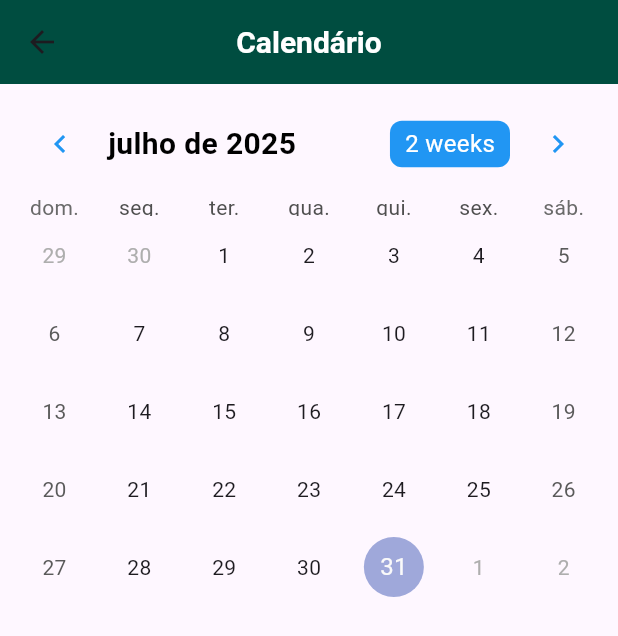
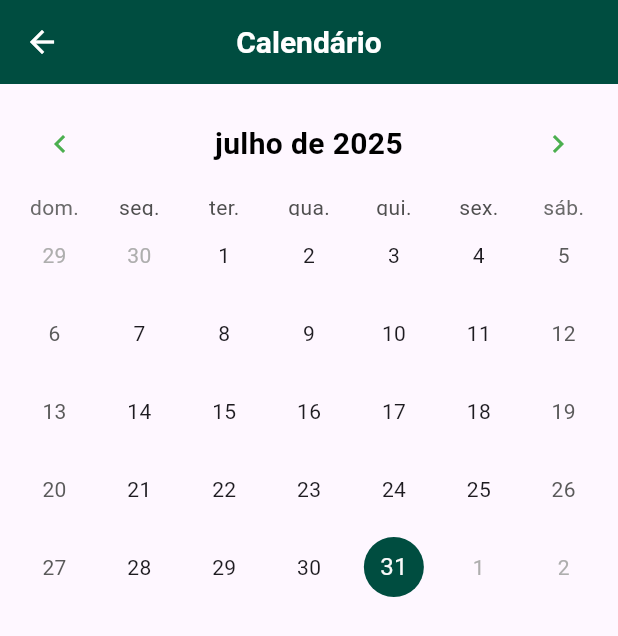
Before and after one commit to larafvitoriano/app_contabilizar_ponto, a Flutter app: the screen it shows after launch, in the side drawer, after a tap on "Calendário", on a phone screen of 412 x 824 dp. Shown: the top 636 px of the screen. Run offline on Flutter 3.47's test engine with Material 3 defaults, Android fonts, the light colour scheme and no system bars; drawn by our look-alikes of table_calendar.

Commit message:
styles: ajustando cores

```diff
--- a/lib/main.dart
+++ b/lib/main.dart
@@ -48,6 +48,7 @@ class MyHomePage extends StatelessWidget {
           'Contabilizar Ponto',
           style: TextStyle(fontWeight: FontWeight.bold, color: Colors.white),
         ),
+        iconTheme: const IconThemeData(color: Colors.white),
       ),
       drawer: Drawer(
         child: ListView(
--- a/lib/screens/calendar_screen.dart
+++ b/lib/screens/calendar_screen.dart
@@ -26,14 +26,18 @@ class _CalendarScreenState extends State<CalendarScreen> {
     super.dispose();
   }
 
-
   @override
   Widget build(BuildContext context) {
+
+    const Color primaryColor = const Color(0xFF004D40);
+    const Color secondaryColor = const Color(0xFF568F80);
+
     return Scaffold(
       appBar: AppBar(
         title: const Text('Calendário',
           style: TextStyle(color: Colors.white, fontWeight: FontWeight.bold),
         ),
+        iconTheme: const IconThemeData(color: Colors.white),
         centerTitle: true,
       ),
       body: Padding(
@@ -64,23 +68,33 @@ class _CalendarScreenState extends State<CalendarScreen> {
             _focusedDay = focusedDay;
           },
           headerStyle: const HeaderStyle(
+            formatButtonVisible: false,
+            titleCentered: true,
             formatButtonTextStyle:
             TextStyle(color: Colors.white, fontSize: 16),
             titleTextStyle: TextStyle(
                 color: Colors.black,
                 fontWeight: FontWeight.bold,
-                fontSize: 20),
-            formatButtonDecoration: BoxDecoration(
-              color: Colors.blue,
-              borderRadius: BorderRadius.all(Radius.circular(8.0)),
+                fontSize: 20
             ),
             leftChevronIcon:
-            Icon(Icons.chevron_left, color: Colors.blue),
+            Icon(Icons.chevron_left, color: Colors.green),
             rightChevronIcon:
-            Icon(Icons.chevron_right, color: Colors.blue),
+            Icon(Icons.chevron_right, color: Colors.green,
           ),
         ),
+          calendarStyle: const CalendarStyle(
+            todayDecoration: BoxDecoration(
+              color: primaryColor,
+              shape: BoxShape.circle,
+            ),
+            selectedDecoration: BoxDecoration(
+              color: secondaryColor,
+              shape: BoxShape.circle,
+            ),
+          ),
       ),
+    )
     );
   }
 }
```
